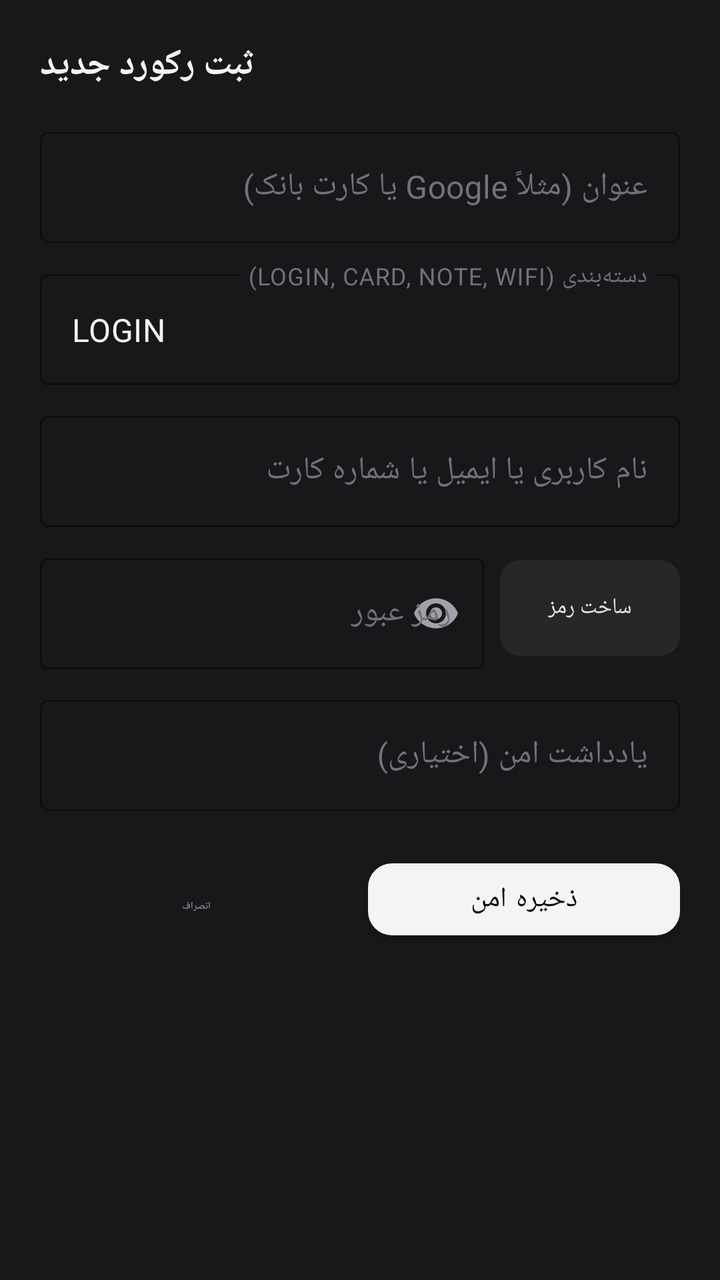
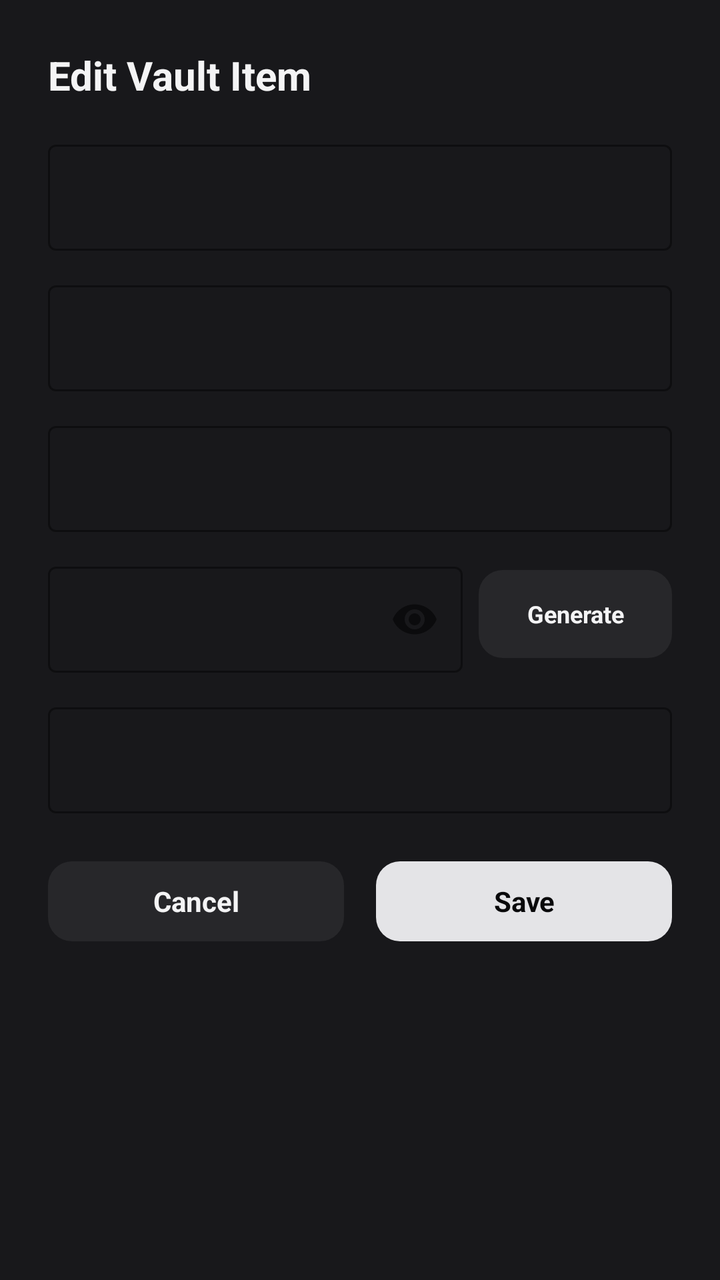

An Android layout rendered at two revisions. The XML below is the earlier revision; the diff shows what the commit changed to produce the second picture.
<!-- AndroidManifest.xml: application theme Theme.Material3.Dark.NoActionBar -->
<!-- res/layout/dialog_add_vault_item.xml -->
<?xml version="1.0" encoding="utf-8"?>
<ScrollView xmlns:android="http://schemas.android.com/apk/res/android"
    xmlns:app="http://schemas.android.com/apk/res-auto"
    android:layout_width="match_parent"
    android:layout_height="wrap_content"
    android:background="#18181B">

    <LinearLayout
        android:layout_width="match_parent"
        android:layout_height="wrap_content"
        android:orientation="vertical"
        android:padding="20dp">

        <TextView
            android:id="@+id/tvDialogTitle"
            android:layout_width="wrap_content"
            android:layout_height="wrap_content"
            android:text="ثبت رکورد جدید"
            android:textColor="#F4F4F5"
            android:textSize="18sp"
            android:textStyle="bold" />

        <com.google.android.material.textfield.TextInputLayout
            android:id="@+id/tilTitle"
            style="@style/Widget.MaterialComponents.TextInputLayout.OutlinedBox"
            android:layout_width="match_parent"
            android:layout_height="wrap_content"
            android:layout_marginTop="16dp"
            android:hint="عنوان (مثلاً Google یا کارت بانک)"
            android:textColorHint="#71717A"
            app:boxStrokeColor="#A1A1AA"
            app:hintTextColor="#F4F4F5">

            <com.google.android.material.textfield.TextInputEditText
                android:id="@+id/etTitle"
                android:layout_width="match_parent"
                android:layout_height="wrap_content"
                android:textColor="#F4F4F5" />
        </com.google.android.material.textfield.TextInputLayout>

        <com.google.android.material.textfield.TextInputLayout
            android:id="@+id/tilCategory"
            style="@style/Widget.MaterialComponents.TextInputLayout.OutlinedBox"
            android:layout_width="match_parent"
            android:layout_height="wrap_content"
            android:layout_marginTop="10dp"
            android:hint="دسته‌بندی (LOGIN, CARD, NOTE, WIFI)"
            android:textColorHint="#71717A"
            app:boxStrokeColor="#A1A1AA"
            app:hintTextColor="#F4F4F5">

            <com.google.android.material.textfield.TextInputEditText
                android:id="@+id/etCategory"
                android:layout_width="match_parent"
                android:layout_height="wrap_content"
                android:text="LOGIN"
                android:textColor="#F4F4F5" />
        </com.google.android.material.textfield.TextInputLayout>

        <com.google.android.material.textfield.TextInputLayout
            android:id="@+id/tilUsername"
            style="@style/Widget.MaterialComponents.TextInputLayout.OutlinedBox"
            android:layout_width="match_parent"
            android:layout_height="wrap_content"
            android:layout_marginTop="10dp"
            android:hint="نام کاربری یا ایمیل یا شماره کارت"
            android:textColorHint="#71717A"
            app:boxStrokeColor="#A1A1AA"
            app:hintTextColor="#F4F4F5">

            <com.google.android.material.textfield.TextInputEditText
                android:id="@+id/etUsername"
                android:layout_width="match_parent"
                android:layout_height="wrap_content"
                android:textColor="#F4F4F5" />
        </com.google.android.material.textfield.TextInputLayout>

        <LinearLayout
            android:layout_width="match_parent"
            android:layout_height="wrap_content"
            android:orientation="horizontal"
            android:layout_marginTop="10dp"
            android:gravity="center_vertical">

            <com.google.android.material.textfield.TextInputLayout
                android:id="@+id/tilPassword"
                style="@style/Widget.MaterialComponents.TextInputLayout.OutlinedBox"
                android:layout_width="0dp"
                android:layout_height="wrap_content"
                android:layout_weight="1"
                android:hint="رمز عبور"
                android:textColorHint="#71717A"
                app:boxStrokeColor="#A1A1AA"
                app:passwordToggleEnabled="true"
                app:passwordToggleTint="#A1A1AA"
                app:hintTextColor="#F4F4F5">

                <com.google.android.material.textfield.TextInputEditText
                    android:id="@+id/etPassword"
                    android:layout_width="match_parent"
                    android:layout_height="wrap_content"
                    android:inputType="textPassword"
                    android:textColor="#F4F4F5" />
            </com.google.android.material.textfield.TextInputLayout>

            <com.google.android.material.button.MaterialButton
                android:id="@+id/btnGenerate"
                style="@style/Widget.Material3.Button.TonalButton"
                android:layout_width="wrap_content"
                android:layout_height="56dp"
                android:layout_marginStart="8dp"
                android:text="ساخت رمز"
                android:textSize="11sp"
                android:textColor="#E4E4E7"
                app:backgroundTint="#27272A"
                app:cornerRadius="10dp" />
        </LinearLayout>

        <com.google.android.material.textfield.TextInputLayout
            android:id="@+id/tilNotes"
            style="@style/Widget.MaterialComponents.TextInputLayout.OutlinedBox"
            android:layout_width="match_parent"
            android:layout_height="wrap_content"
            android:layout_marginTop="10dp"
            android:hint="یادداشت امن (اختیاری)"
            android:textColorHint="#71717A"
            app:boxStrokeColor="#A1A1AA"
            app:hintTextColor="#F4F4F5">

            <com.google.android.material.textfield.TextInputEditText
                android:id="@+id/etNotes"
                android:layout_width="match_parent"
                android:layout_height="wrap_content"
                android:textColor="#F4F4F5" />
        </com.google.android.material.textfield.TextInputLayout>

        <LinearLayout
            android:layout_width="match_parent"
            android:layout_height="wrap_content"
            android:orientation="horizontal"
            android:layout_marginTop="20dp">

            <com.google.android.material.button.MaterialButton
                android:id="@+id/btnCancel"
                style="@style/Widget.Material3.Button.TextButton"
                android:layout_width="0dp"
                android:layout_height="48dp"
                android:layout_weight="1"
                android:text="انصراف"
                android:textColor="#A1A1AA" />

            <com.google.android.material.button.MaterialButton
                android:id="@+id/btnSave"
                android:layout_width="0dp"
                android:layout_height="48dp"
                android:layout_weight="1"
                android:layout_marginStart="8dp"
                android:text="ذخیره امن"
                android:textColor="#09090B"
                app:backgroundTint="#F4F4F5"
                app:cornerRadius="12dp" />
        </LinearLayout>

    </LinearLayout>
</ScrollView>
<!-- resources referenced by this layout -->
<resources>
  <style name="Theme.Material3.Dark.NoActionBar" parent="Theme.MaterialComponents.DayNight.NoActionBar">
          <item name="android:statusBarColor">#09090B</item>
          <item name="android:windowBackground">#09090B</item>
      </style>
</resources>

<!-- the commit's change to res/layout/dialog_add_vault_item.xml (unified diff, before → after) -->
@@ -1,165 +1,164 @@
 <?xml version="1.0" encoding="utf-8"?>
-<ScrollView xmlns:android="http://schemas.android.com/apk/res/android"
+<LinearLayout xmlns:android="http://schemas.android.com/apk/res/android"
     xmlns:app="http://schemas.android.com/apk/res-auto"
     android:layout_width="match_parent"
     android:layout_height="wrap_content"
-    android:background="#18181B">
+    android:orientation="vertical"
+    android:background="#18181B"
+    android:padding="24dp">
+
+    <TextView
+        android:id="@+id/tvDialogTitle"
+        android:layout_width="wrap_content"
+        android:layout_height="wrap_content"
+        android:text="Edit Vault Item"
+        android:textColor="#F4F4F5"
+        android:textSize="20sp"
+        android:textStyle="bold"
+        android:layout_marginBottom="16dp" />
+
+    <com.google.android.material.textfield.TextInputLayout
+        android:id="@+id/tilTitle"
+        style="@style/Widget.MaterialComponents.TextInputLayout.OutlinedBox"
+        android:layout_width="match_parent"
+        android:layout_height="wrap_content"
+        android:layout_marginBottom="12dp"
+        app:boxStrokeColor="#3B82F6"
+        app:hintTextColor="#3B82F6">
+
+        <com.google.android.material.textfield.TextInputEditText
+            android:id="@+id/etTitle"
+            android:layout_width="match_parent"
+            android:layout_height="wrap_content"
+            android:textColor="#F4F4F5"
+            android:textSize="14sp" />
+    </com.google.android.material.textfield.TextInputLayout>
+
+    <com.google.android.material.textfield.TextInputLayout
+        android:id="@+id/tilCategory"
+        style="@style/Widget.MaterialComponents.TextInputLayout.OutlinedBox"
+        android:layout_width="match_parent"
+        android:layout_height="wrap_content"
+        android:layout_marginBottom="12dp"
+        app:boxStrokeColor="#3B82F6"
+        app:hintTextColor="#3B82F6">
+
+        <com.google.android.material.textfield.TextInputEditText
+            android:id="@+id/etCategory"
+            android:layout_width="match_parent"
+            android:layout_height="wrap_content"
+            android:textColor="#F4F4F5"
+            android:textSize="14sp" />
+    </com.google.android.material.textfield.TextInputLayout>
+
+    <com.google.android.material.textfield.TextInputLayout
+        android:id="@+id/tilUsername"
+        style="@style/Widget.MaterialComponents.TextInputLayout.OutlinedBox"
+        android:layout_width="match_parent"
+        android:layout_height="wrap_content"
+        android:layout_marginBottom="12dp"
+        app:boxStrokeColor="#3B82F6"
+        app:hintTextColor="#3B82F6">
+
+        <com.google.android.material.textfield.TextInputEditText
+            android:id="@+id/etUsername"
+            android:layout_width="match_parent"
+            android:layout_height="wrap_content"
+            android:textColor="#F4F4F5"
+            android:textSize="14sp" />
+    </com.google.android.material.textfield.TextInputLayout>
 
     <LinearLayout
         android:layout_width="match_parent"
         android:layout_height="wrap_content"
-        android:orientation="vertical"
-        android:padding="20dp">
-
-        <TextView
-            android:id="@+id/tvDialogTitle"
-            android:layout_width="wrap_content"
-            android:layout_height="wrap_content"
-            android:text="ثبت رکورد جدید"
-            android:textColor="#F4F4F5"
-            android:textSize="18sp"
-            android:textStyle="bold" />
+        android:orientation="horizontal"
+        android:gravity="center_vertical"
+        android:layout_marginBottom="12dp">
 
         <com.google.android.material.textfield.TextInputLayout
-            android:id="@+id/tilTitle"
+            android:id="@+id/tilPassword"
             style="@style/Widget.MaterialComponents.TextInputLayout.OutlinedBox"
+            android:layout_width="0dp"
+            android:layout_height="wrap_content"
+            android:layout_weight="1"
+            app:passwordToggleEnabled="true"
+            app:boxStrokeColor="#3B82F6"
+            app:hintTextColor="#3B82F6">
+
+            <com.google.android.material.textfield.TextInputEditText
+                android:id="@+id/etPassword"
+                android:layout_width="match_parent"
+                android:layout_height="wrap_content"
+                android:inputType="textPassword"
+                android:textColor="#F4F4F5"
+                android:textSize="14sp" />
+        </com.google.android.material.textfield.TextInputLayout>
+
+        <com.google.android.material.button.MaterialButton
+            android:id="@+id/btnGenerate"
+            style="@style/Widget.Material3.Button.TonalButton"
+            android:layout_width="wrap_content"
+            android:layout_height="52dp"
+            android:layout_marginStart="8dp"
+            android:text="Generate"
+            android:textSize="12sp"
+            android:textStyle="bold"
+            android:textColor="#F4F4F5"
+            app:backgroundTint="#27272A"
+            app:cornerRadius="12dp" />
+    </LinearLayout>
+
+    <com.google.android.material.textfield.TextInputLayout
+        android:id="@+id/tilNotes"
+        style="@style/Widget.MaterialComponents.TextInputLayout.OutlinedBox"
+        android:layout_width="match_parent"
+        android:layout_height="wrap_content"
+        android:layout_marginBottom="20dp"
+        app:boxStrokeColor="#3B82F6"
+        app:hintTextColor="#3B82F6">
+
+        <com.google.android.material.textfield.TextInputEditText
+            android:id="@+id/etNotes"
             android:layout_width="match_parent"
             android:layout_height="wrap_content"
-            android:layout_marginTop="16dp"
-            android:hint="عنوان (مثلاً Google یا کارت بانک)"
-            android:textColorHint="#71717A"
-            app:boxStrokeColor="#A1A1AA"
-            app:hintTextColor="#F4F4F5">
+            android:textColor="#F4F4F5"
+            android:textSize="14sp" />
+    </com.google.android.material.textfield.TextInputLayout>
 
-            <com.google.android.material.textfield.TextInputEditText
-                android:id="@+id/etTitle"
-                android:layout_width="match_parent"
-                android:layout_height="wrap_content"
-                android:textColor="#F4F4F5" />
-        </com.google.android.material.textfield.TextInputLayout>
+    
+    <LinearLayout
+        android:layout_width="match_parent"
+        android:layout_height="wrap_content"
+        android:orientation="horizontal"
+        android:gravity="center">
 
-        <com.google.android.material.textfield.TextInputLayout
-            android:id="@+id/tilCategory"
-            style="@style/Widget.MaterialComponents.TextInputLayout.OutlinedBox"
-            android:layout_width="match_parent"
-            android:layout_height="wrap_content"
-            android:layout_marginTop="10dp"
-            android:hint="دسته‌بندی (LOGIN, CARD, NOTE, WIFI)"
-            android:textColorHint="#71717A"
-            app:boxStrokeColor="#A1A1AA"
-            app:hintTextColor="#F4F4F5">
+        <com.google.android.material.button.MaterialButton
+            android:id="@+id/btnCancel"
+            style="@style/Widget.Material3.Button.TonalButton"
+            android:layout_width="0dp"
+            android:layout_height="48dp"
+            android:layout_weight="1"
+            android:layout_marginEnd="8dp"
+            android:text="Cancel"
+            android:textSize="14sp"
+            android:textStyle="bold"
+            android:textColor="#F4F4F5"
+            app:backgroundTint="#27272A"
+            app:cornerRadius="12dp" />
 
-            <com.google.android.material.textfield.TextInputEditText
-                android:id="@+id/etCategory"
-                android:layout_width="match_parent"
-                android:layout_height="wrap_content"
-                android:text="LOGIN"
-                android:textColor="#F4F4F5" />
-        </com.google.android.material.textfield.TextInputLayout>
+        <com.google.android.material.button.MaterialButton
+            android:id="@+id/btnSave"
+            style="@style/Widget.Material3.Button"
+            android:layout_width="0dp"
+            android:layout_height="48dp"
+            android:layout_weight="1"
+            android:layout_marginStart="8dp"
+            android:text="Save"
+            android:textSize="14sp"
+            android:textStyle="bold"
+            android:textColor="#09090B"
+            app:backgroundTint="#E4E4E7"
+            app:cornerRadius="12dp" />
+    </LinearLayout>
 
-        <com.google.android.material.textfield.TextInputLayout
-            android:id="@+id/tilUsername"
-            style="@style/Widget.MaterialComponents.TextInputLayout.OutlinedBox"
-            android:layout_width="match_parent"
-            android:layout_height="wrap_content"
-            android:layout_marginTop="10dp"
-            android:hint="نام کاربری یا ایمیل یا شماره کارت"
-            android:textColorHint="#71717A"
-            app:boxStrokeColor="#A1A1AA"
-            app:hintTextColor="#F4F4F5">
-
-            <com.google.android.material.textfield.TextInputEditText
-                android:id="@+id/etUsername"
-                android:layout_width="match_parent"
-                android:layout_height="wrap_content"
-                android:textColor="#F4F4F5" />
-        </com.google.android.material.textfield.TextInputLayout>
-
-        <LinearLayout
-            android:layout_width="match_parent"
-            android:layout_height="wrap_content"
-            android:orientation="horizontal"
-            android:layout_marginTop="10dp"
-            android:gravity="center_vertical">
-
-            <com.google.android.material.textfield.TextInputLayout
-                android:id="@+id/tilPassword"
-                style="@style/Widget.MaterialComponents.TextInputLayout.OutlinedBox"
-                android:layout_width="0dp"
-                android:layout_height="wrap_content"
-                android:layout_weight="1"
-                android:hint="رمز عبور"
-                android:textColorHint="#71717A"
-                app:boxStrokeColor="#A1A1AA"
-                app:passwordToggleEnabled="true"
-                app:passwordToggleTint="#A1A1AA"
-                app:hintTextColor="#F4F4F5">
-
-                <com.google.android.material.textfield.TextInputEditText
-                    android:id="@+id/etPassword"
-                    android:layout_width="match_parent"
-                    android:layout_height="wrap_content"
-                    android:inputType="textPassword"
-                    android:textColor="#F4F4F5" />
-            </com.google.android.material.textfield.TextInputLayout>
-
-            <com.google.android.material.button.MaterialButton
-                android:id="@+id/btnGenerate"
-                style="@style/Widget.Material3.Button.TonalButton"
-                android:layout_width="wrap_content"
-                android:layout_height="56dp"
-                android:layout_marginStart="8dp"
-                android:text="ساخت رمز"
-                android:textSize="11sp"
-                android:textColor="#E4E4E7"
-                app:backgroundTint="#27272A"
-                app:cornerRadius="10dp" />
-        </LinearLayout>
-
-        <com.google.android.material.textfield.TextInputLayout
-            android:id="@+id/tilNotes"
-            style="@style/Widget.MaterialComponents.TextInputLayout.OutlinedBox"
-            android:layout_width="match_parent"
-            android:layout_height="wrap_content"
-            android:layout_marginTop="10dp"
-            android:hint="یادداشت امن (اختیاری)"
-            android:textColorHint="#71717A"
-            app:boxStrokeColor="#A1A1AA"
-            app:hintTextColor="#F4F4F5">
-
-            <com.google.android.material.textfield.TextInputEditText
-                android:id="@+id/etNotes"
-                android:layout_width="match_parent"
-                android:layout_height="wrap_content"
-                android:textColor="#F4F4F5" />
-        </com.google.android.material.textfield.TextInputLayout>
-
-        <LinearLayout
-            android:layout_width="match_parent"
-            android:layout_height="wrap_content"
-            android:orientation="horizontal"
-            android:layout_marginTop="20dp">
-
-            <com.google.android.material.button.MaterialButton
-                android:id="@+id/btnCancel"
-                style="@style/Widget.Material3.Button.TextButton"
-                android:layout_width="0dp"
-                android:layout_height="48dp"
-                android:layout_weight="1"
-                android:text="انصراف"
-                android:textColor="#A1A1AA" />
-
-            <com.google.android.material.button.MaterialButton
-                android:id="@+id/btnSave"
-                android:layout_width="0dp"
-                android:layout_height="48dp"
-                android:layout_weight="1"
-                android:layout_marginStart="8dp"
-                android:text="ذخیره امن"
-                android:textColor="#09090B"
-                app:backgroundTint="#F4F4F5"
-                app:cornerRadius="12dp" />
-        </LinearLayout>
-
-    </LinearLayout>
-</ScrollView>
+</LinearLayout>
